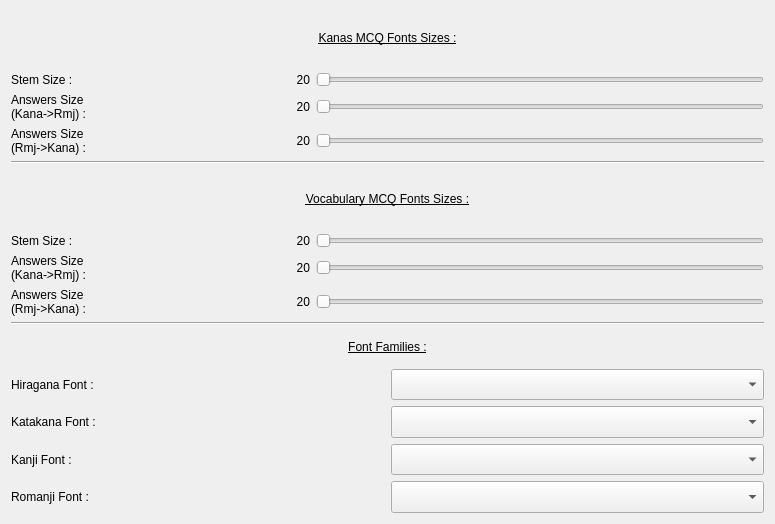
The window that Src/Obenkyobo/Src/Pages/FntSettingsPage.ui (Aryetis/Obenkyobo) describes before a commit, drawn with Qt 5.
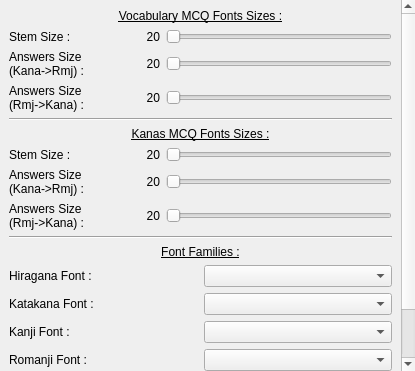
The same window after the commit.

Commit message: adding font scaling option for notes files, fntSettings page is borked

The edit to the form file:
```diff
--- a/Src/Obenkyobo/Src/Pages/FntSettingsPage.ui
+++ b/Src/Obenkyobo/Src/Pages/FntSettingsPage.ui
@@ -6,213 +6,65 @@
    <rect>
     <x>0</x>
     <y>0</y>
-    <width>775</width>
-    <height>524</height>
+    <width>415</width>
+    <height>371</height>
    </rect>
   </property>
   <property name="windowTitle">
    <string>Form</string>
   </property>
-  <layout class="QVBoxLayout" name="verticalLayout" stretch="4,0,4,0,5">
-   <property name="topMargin">
-    <number>9</number>
-   </property>
-   <item>
-    <layout class="QVBoxLayout" name="KanasMCQFontSizesContainer" stretch="1,1,1,1">
-     <property name="topMargin">
+  <layout class="QVBoxLayout" name="verticalLayout" stretch="0">
+   <property name="spacing">
       <number>0</number>
      </property>
-     <property name="bottomMargin">
+   <property name="leftMargin">
       <number>0</number>
      </property>
-     <item>
-      <widget class="QLabel" name="KanasMCQTitle">
-       <property name="font">
-        <font>
-         <underline>true</underline>
-        </font>
-       </property>
-       <property name="text">
-        <string>Kanas MCQ Fonts Sizes :</string>
-       </property>
-       <property name="alignment">
-        <set>Qt::AlignCenter</set>
-       </property>
-      </widget>
-     </item>
-     <item>
-      <layout class="QHBoxLayout" name="KanasStemSizeContainer" stretch="2,3">
-       <property name="bottomMargin">
+   <property name="topMargin">
         <number>0</number>
        </property>
-       <item>
-        <layout class="QHBoxLayout" name="KanasStemLabelContainer">
          <property name="rightMargin">
           <number>0</number>
          </property>
-         <item>
-          <widget class="QLabel" name="KanasStemLabel">
-           <property name="text">
-            <string>Stem Size :</string>
-           </property>
-          </widget>
-         </item>
-         <item>
-          <widget class="QLabel" name="KanasStemValueLabel">
-           <property name="text">
-            <string>20</string>
-           </property>
-           <property name="alignment">
-            <set>Qt::AlignRight|Qt::AlignTrailing|Qt::AlignVCenter</set>
-           </property>
-          </widget>
-         </item>
-        </layout>
-       </item>
-       <item>
-        <widget class="QSlider" name="KanasStemSlider">
-         <property name="sizePolicy">
-          <sizepolicy hsizetype="Expanding" vsizetype="Fixed">
-           <horstretch>0</horstretch>
-           <verstretch>0</verstretch>
-          </sizepolicy>
-         </property>
-         <property name="minimum">
-          <number>5</number>
-         </property>
-         <property name="maximum">
-          <number>120</number>
-         </property>
-         <property name="pageStep">
-          <number>5</number>
-         </property>
-         <property name="orientation">
-          <enum>Qt::Horizontal</enum>
-         </property>
-        </widget>
-       </item>
-      </layout>
-     </item>
-     <item>
-      <layout class="QHBoxLayout" name="KanasAnswerKanaRmjSizeContainer" stretch="2,3">
-       <property name="topMargin">
+   <property name="bottomMargin">
         <number>0</number>
        </property>
        <item>
-        <layout class="QHBoxLayout" name="KanasAnswerKanaRmjLabelContainer">
-         <property name="rightMargin">
-          <number>0</number>
-         </property>
-         <item>
-          <widget class="QLabel" name="KanasAnswerKanaRmjLabel">
-           <property name="text">
-            <string>Answers Size
-(Kana-&gt;Rmj) : </string>
-           </property>
-          </widget>
-         </item>
-         <item>
-          <widget class="QLabel" name="KanasAnswerKanaRmjValueLabel">
-           <property name="text">
-            <string>20</string>
-           </property>
-           <property name="alignment">
-            <set>Qt::AlignRight|Qt::AlignTrailing|Qt::AlignVCenter</set>
-           </property>
-          </widget>
-         </item>
-        </layout>
-       </item>
-       <item>
-        <widget class="QSlider" name="KanasAnswerKanaRmjSlider">
-         <property name="sizePolicy">
-          <sizepolicy hsizetype="Expanding" vsizetype="Fixed">
-           <horstretch>0</horstretch>
-           <verstretch>0</verstretch>
-          </sizepolicy>
-         </property>
-         <property name="minimum">
-          <number>5</number>
-         </property>
-         <property name="maximum">
-          <number>120</number>
-         </property>
-         <property name="pageStep">
-          <number>5</number>
-         </property>
-         <property name="orientation">
-          <enum>Qt::Horizontal</enum>
-         </property>
-        </widget>
-       </item>
-      </layout>
-     </item>
-     <item>
-      <layout class="QHBoxLayout" name="KanasAnswerRmjKanaSizeContainer" stretch="2,3">
-       <property name="topMargin">
+    <widget class="QScrollArea" name="ScrollArea">
+     <property name="frameShape">
+      <enum>QFrame::NoFrame</enum>
+     </property>
+     <property name="frameShadow">
+      <enum>QFrame::Plain</enum>
+     </property>
+     <property name="lineWidth">
         <number>0</number>
        </property>
-       <item>
-        <layout class="QHBoxLayout" name="KanasAnswerRmjKanaLabelContainer">
-         <property name="topMargin">
-          <number>0</number>
-         </property>
-         <property name="rightMargin">
-          <number>0</number>
-         </property>
-         <item>
-          <widget class="QLabel" name="KanasAnswerRmjKanaLabel">
-           <property name="text">
-            <string>Answers Size
-(Rmj-&gt;Kana) : </string>
-           </property>
-          </widget>
-         </item>
-         <item>
-          <widget class="QLabel" name="KanasAnswerRmjKanaValueLabel">
-           <property name="text">
-            <string>20</string>
-           </property>
-           <property name="alignment">
-            <set>Qt::AlignRight|Qt::AlignTrailing|Qt::AlignVCenter</set>
-           </property>
-          </widget>
-         </item>
-        </layout>
-       </item>
-       <item>
-        <widget class="QSlider" name="KanasAnswerRmjKanaSlider">
-         <property name="sizePolicy">
-          <sizepolicy hsizetype="Expanding" vsizetype="Fixed">
-           <horstretch>0</horstretch>
-           <verstretch>0</verstretch>
-          </sizepolicy>
-         </property>
-         <property name="minimum">
-          <number>5</number>
-         </property>
-         <property name="maximum">
-          <number>120</number>
-         </property>
-         <property name="pageStep">
-          <number>5</number>
-         </property>
-         <property name="orientation">
-          <enum>Qt::Horizontal</enum>
-         </property>
-        </widget>
-       </item>
-      </layout>
-     </item>
-    </layout>
-   </item>
-   <item>
-    <widget class="Line" name="line">
-     <property name="orientation">
-      <enum>Qt::Horizontal</enum>
-     </property>
-    </widget>
-   </item>
+     <property name="verticalScrollBarPolicy">
+      <enum>Qt::ScrollBarAsNeeded</enum>
+     </property>
+     <property name="horizontalScrollBarPolicy">
+      <enum>Qt::ScrollBarAsNeeded</enum>
+     </property>
+     <property name="widgetResizable">
+      <bool>true</bool>
+     </property>
+     <widget class="QWidget" name="scrollAreaWidgetContents">
+      <property name="geometry">
+       <rect>
+        <x>0</x>
+        <y>-100</y>
+        <width>401</width>
+        <height>471</height>
+       </rect>
+      </property>
+      <property name="maximumSize">
+       <size>
+        <width>773</width>
+        <height>16777215</height>
+       </size>
+      </property>
+      <layout class="QVBoxLayout" name="verticalLayout_2">
    <item>
     <layout class="QVBoxLayout" name="VocabMCQFontSizesContainer" stretch="1,1,0,1">
      <property name="topMargin">
@@ -388,6 +240,202 @@
      </property>
     </widget>
    </item>
+       <item>
+        <layout class="QVBoxLayout" name="KanasMCQFontSizesContainer" stretch="1,1,1,1">
+         <property name="topMargin">
+          <number>0</number>
+         </property>
+         <property name="bottomMargin">
+          <number>0</number>
+         </property>
+         <item>
+          <widget class="QLabel" name="KanasMCQTitle">
+           <property name="font">
+            <font>
+             <underline>true</underline>
+            </font>
+           </property>
+           <property name="text">
+            <string>Kanas MCQ Fonts Sizes :</string>
+           </property>
+           <property name="alignment">
+            <set>Qt::AlignCenter</set>
+           </property>
+          </widget>
+         </item>
+         <item>
+          <layout class="QHBoxLayout" name="KanasStemSizeContainer" stretch="2,3">
+           <property name="bottomMargin">
+            <number>0</number>
+           </property>
+           <item>
+            <layout class="QHBoxLayout" name="KanasStemLabelContainer">
+             <property name="rightMargin">
+              <number>0</number>
+             </property>
+             <item>
+              <widget class="QLabel" name="KanasStemLabel">
+               <property name="text">
+                <string>Stem Size :</string>
+               </property>
+              </widget>
+             </item>
+             <item>
+              <widget class="QLabel" name="KanasStemValueLabel">
+               <property name="text">
+                <string>20</string>
+               </property>
+               <property name="alignment">
+                <set>Qt::AlignRight|Qt::AlignTrailing|Qt::AlignVCenter</set>
+               </property>
+              </widget>
+             </item>
+            </layout>
+           </item>
+           <item>
+            <widget class="QSlider" name="KanasStemSlider">
+             <property name="sizePolicy">
+              <sizepolicy hsizetype="Expanding" vsizetype="Fixed">
+               <horstretch>0</horstretch>
+               <verstretch>0</verstretch>
+              </sizepolicy>
+             </property>
+             <property name="minimum">
+              <number>5</number>
+             </property>
+             <property name="maximum">
+              <number>120</number>
+             </property>
+             <property name="pageStep">
+              <number>5</number>
+             </property>
+             <property name="orientation">
+              <enum>Qt::Horizontal</enum>
+             </property>
+            </widget>
+           </item>
+          </layout>
+         </item>
+         <item>
+          <layout class="QHBoxLayout" name="KanasAnswerKanaRmjSizeContainer" stretch="2,3">
+           <property name="topMargin">
+            <number>0</number>
+           </property>
+           <item>
+            <layout class="QHBoxLayout" name="KanasAnswerKanaRmjLabelContainer">
+             <property name="rightMargin">
+              <number>0</number>
+             </property>
+             <item>
+              <widget class="QLabel" name="KanasAnswerKanaRmjLabel">
+               <property name="text">
+                <string>Answers Size
+(Kana-&gt;Rmj) : </string>
+               </property>
+              </widget>
+             </item>
+             <item>
+              <widget class="QLabel" name="KanasAnswerKanaRmjValueLabel">
+               <property name="text">
+                <string>20</string>
+               </property>
+               <property name="alignment">
+                <set>Qt::AlignRight|Qt::AlignTrailing|Qt::AlignVCenter</set>
+               </property>
+              </widget>
+             </item>
+            </layout>
+           </item>
+           <item>
+            <widget class="QSlider" name="KanasAnswerKanaRmjSlider">
+             <property name="sizePolicy">
+              <sizepolicy hsizetype="Expanding" vsizetype="Fixed">
+               <horstretch>0</horstretch>
+               <verstretch>0</verstretch>
+              </sizepolicy>
+             </property>
+             <property name="minimum">
+              <number>5</number>
+             </property>
+             <property name="maximum">
+              <number>120</number>
+             </property>
+             <property name="pageStep">
+              <number>5</number>
+             </property>
+             <property name="orientation">
+              <enum>Qt::Horizontal</enum>
+             </property>
+            </widget>
+           </item>
+          </layout>
+         </item>
+         <item>
+          <layout class="QHBoxLayout" name="KanasAnswerRmjKanaSizeContainer" stretch="2,3">
+           <property name="topMargin">
+            <number>0</number>
+           </property>
+           <item>
+            <layout class="QHBoxLayout" name="KanasAnswerRmjKanaLabelContainer">
+             <property name="topMargin">
+              <number>0</number>
+             </property>
+             <property name="rightMargin">
+              <number>0</number>
+             </property>
+             <item>
+              <widget class="QLabel" name="KanasAnswerRmjKanaLabel">
+               <property name="text">
+                <string>Answers Size
+(Rmj-&gt;Kana) : </string>
+               </property>
+              </widget>
+             </item>
+             <item>
+              <widget class="QLabel" name="KanasAnswerRmjKanaValueLabel">
+               <property name="text">
+                <string>20</string>
+               </property>
+               <property name="alignment">
+                <set>Qt::AlignRight|Qt::AlignTrailing|Qt::AlignVCenter</set>
+               </property>
+              </widget>
+             </item>
+            </layout>
+           </item>
+           <item>
+            <widget class="QSlider" name="KanasAnswerRmjKanaSlider">
+             <property name="sizePolicy">
+              <sizepolicy hsizetype="Expanding" vsizetype="Fixed">
+               <horstretch>0</horstretch>
+               <verstretch>0</verstretch>
+              </sizepolicy>
+             </property>
+             <property name="minimum">
+              <number>5</number>
+             </property>
+             <property name="maximum">
+              <number>120</number>
+             </property>
+             <property name="pageStep">
+              <number>5</number>
+             </property>
+             <property name="orientation">
+              <enum>Qt::Horizontal</enum>
+             </property>
+            </widget>
+           </item>
+          </layout>
+         </item>
+        </layout>
+       </item>
+       <item>
+        <widget class="Line" name="line">
+         <property name="orientation">
+          <enum>Qt::Horizontal</enum>
+         </property>
+        </widget>
+       </item>
    <item>
     <layout class="QVBoxLayout" name="FontFamiliesContainer" stretch="1,1,1,1,1">
      <property name="topMargin">
@@ -499,6 +547,86 @@
       </layout>
      </item>
     </layout>
+       </item>
+       <item>
+        <widget class="Line" name="line_3">
+         <property name="orientation">
+          <enum>Qt::Horizontal</enum>
+         </property>
+        </widget>
+       </item>
+       <item>
+        <layout class="QVBoxLayout" name="NotesFontContainer">
+         <property name="bottomMargin">
+          <number>0</number>
+         </property>
+         <item>
+          <widget class="QLabel" name="label">
+           <property name="font">
+            <font>
+             <underline>true</underline>
+            </font>
+           </property>
+           <property name="text">
+            <string>Notes :</string>
+           </property>
+           <property name="alignment">
+            <set>Qt::AlignCenter</set>
+           </property>
+          </widget>
+         </item>
+         <item>
+          <layout class="QHBoxLayout" name="NotesFontSizeContainer" stretch="2,3">
+           <property name="bottomMargin">
+            <number>0</number>
+           </property>
+           <item>
+            <layout class="QHBoxLayout" name="NotesFontSizeLabelContainer">
+             <item>
+              <widget class="QLabel" name="NotesFontSizeLabel">
+               <property name="text">
+                <string>Font Size :</string>
+               </property>
+              </widget>
+             </item>
+             <item>
+              <widget class="QLabel" name="NotesFontSizeValueLabel">
+               <property name="layoutDirection">
+                <enum>Qt::LeftToRight</enum>
+               </property>
+               <property name="text">
+                <string>20</string>
+               </property>
+               <property name="alignment">
+                <set>Qt::AlignRight|Qt::AlignTrailing|Qt::AlignVCenter</set>
+               </property>
+              </widget>
+             </item>
+            </layout>
+           </item>
+           <item>
+            <widget class="QSlider" name="NotesFontSizeSlider">
+             <property name="minimum">
+              <number>5</number>
+             </property>
+             <property name="maximum">
+              <number>20</number>
+             </property>
+             <property name="pageStep">
+              <number>1</number>
+             </property>
+             <property name="orientation">
+              <enum>Qt::Horizontal</enum>
+             </property>
+            </widget>
+           </item>
+          </layout>
+         </item>
+        </layout>
+       </item>
+      </layout>
+     </widget>
+    </widget>
    </item>
   </layout>
  </widget>
```
Lines whose indentation alone changed are shown as unchanged. The commit also changes 5 other files.
